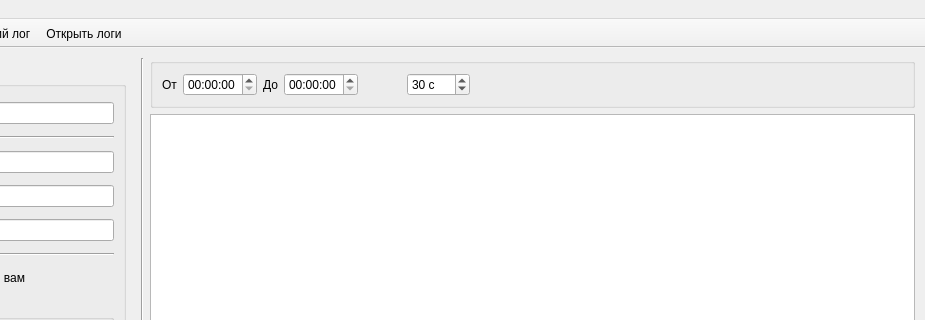
First picture: the form in src/gui/ui/main_window.ui, repository KolmePro/reva_damage_viewer, before the edit; both pictures show x 275 to 1200 and y 0 to 320 of the 1200 by 835 pixel window.
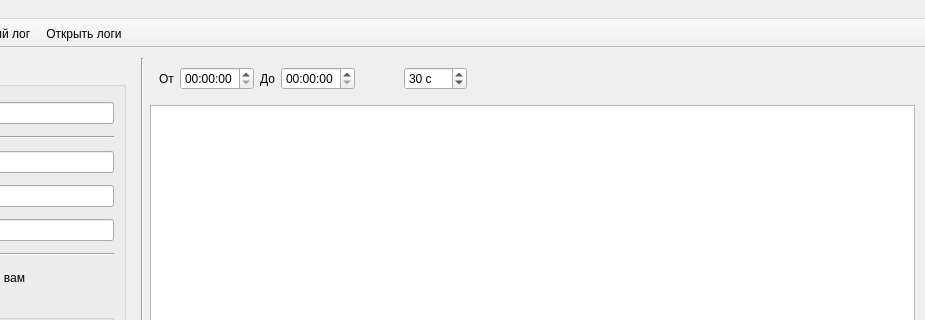
Second picture: the form after the edit. Icons and pictures are not drawn. Custom widgets are drawn as their Qt base class.

Commit message: Remove border around time range controls

```diff
--- a/src/gui/ui/main_window.ui
+++ b/src/gui/ui/main_window.ui
@@ -598,10 +598,7 @@
     <item>
      <layout class="QVBoxLayout" name="verticalLayout_2" stretch="0,1">
       <item>
-       <widget class="QGroupBox" name="time_range_group">
-        <property name="title">
-         <string/>
-        </property>
+       <widget class="QWidget" name="time_range_group" native="true">
         <layout class="QGridLayout" name="time_range_layout" columnstretch="0,0,0,0,0,0,1">
          <item row="0" column="0">
           <widget class="QLabel" name="label_start_time">
```
The commit also changes 1 other file.
